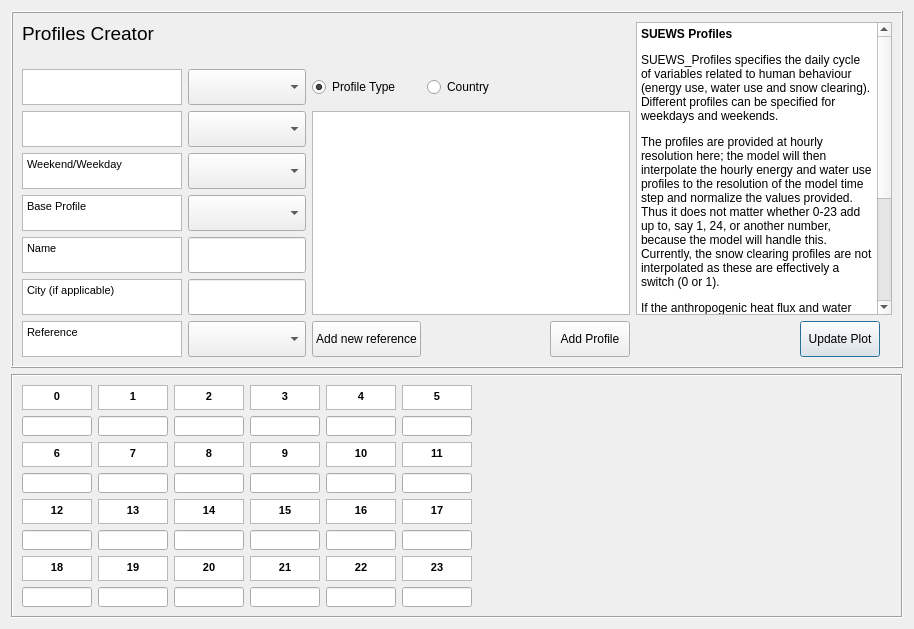
This is tabs/profiles_tab.ui in gusbacos/suews_database_manager as Qt 5 draws it before an edit. The edited form follows.
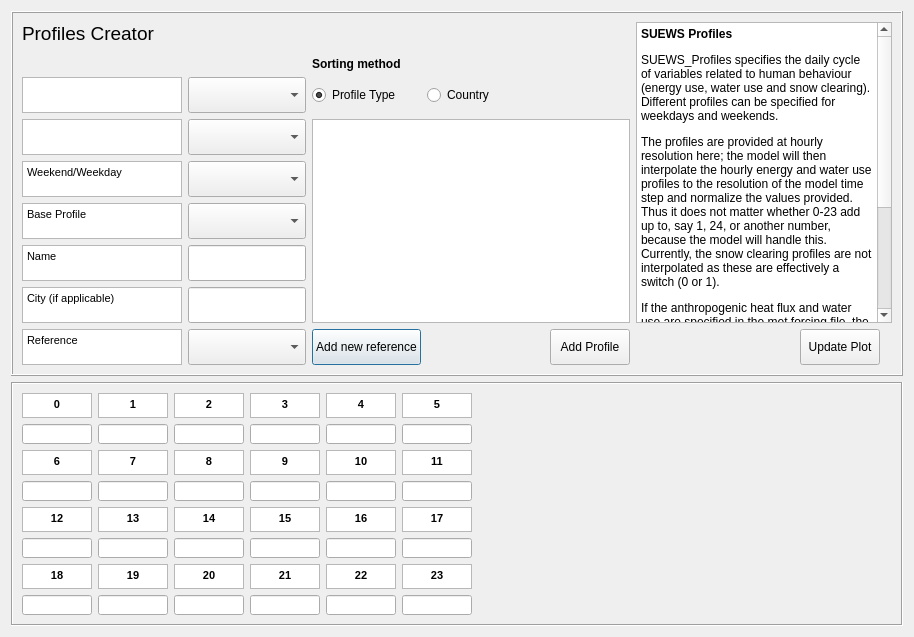
This is the edited form. Custom widgets are drawn as their Qt base class.

```diff
--- a/tabs/profiles_tab.ui
+++ b/tabs/profiles_tab.ui
@@ -44,31 +44,9 @@
       <enum>QFrame::Raised</enum>
      </property>
      <layout class="QGridLayout" name="gridLayout_3">
-      <item row="5" column="1">
-       <widget class="QComboBox" name="comboBoxBaseProfile">
-        <property name="enabled">
-         <bool>true</bool>
-        </property>
+      <item row="5" column="0">
+       <widget class="QTextBrowser" name="textBrowserDay">
         <property name="sizePolicy">
-         <sizepolicy hsizetype="Expanding" vsizetype="Expanding">
-          <horstretch>0</horstretch>
-          <verstretch>0</verstretch>
-         </sizepolicy>
-        </property>
-        <property name="maximumSize">
-         <size>
-          <width>300</width>
-          <height>36</height>
-         </size>
-        </property>
-        <property name="currentIndex">
-         <number>-1</number>
-        </property>
-       </widget>
-      </item>
-      <item row="3" column="0">
-       <widget class="QTextBrowser" name="textBrowserSub">
-        <property name="sizePolicy">
          <sizepolicy hsizetype="Preferred" vsizetype="Preferred">
           <horstretch>0</horstretch>
           <verstretch>0</verstretch>
@@ -85,64 +63,11 @@
 &lt;html&gt;&lt;head&gt;&lt;meta name=&quot;qrichtext&quot; content=&quot;1&quot; /&gt;&lt;style type=&quot;text/css&quot;&gt;
 p, li { white-space: pre-wrap; }
 &lt;/style&gt;&lt;/head&gt;&lt;body style=&quot; font-family:'MS Shell Dlg 2'; font-size:8.25pt; font-weight:400; font-style:normal;&quot;&gt;
-&lt;p style=&quot;-qt-paragraph-type:empty; margin-top:0px; margin-bottom:0px; margin-left:0px; margin-right:0px; -qt-block-indent:0; text-indent:0px;&quot;&gt;&lt;br /&gt;&lt;/p&gt;&lt;/body&gt;&lt;/html&gt;</string>
+&lt;p style=&quot; margin-top:0px; margin-bottom:0px; margin-left:0px; margin-right:0px; -qt-block-indent:0; text-indent:0px;&quot;&gt;&lt;span style=&quot; font-size:8pt;&quot;&gt;Weekend/Weekday&lt;/span&gt;&lt;/p&gt;&lt;/body&gt;&lt;/html&gt;</string>
         </property>
        </widget>
       </item>
-      <item row="8" column="1">
-       <widget class="QComboBox" name="comboBoxRef">
-        <property name="enabled">
-         <bool>true</bool>
-        </property>
-        <property name="sizePolicy">
-         <sizepolicy hsizetype="Expanding" vsizetype="Preferred">
-          <horstretch>0</horstretch>
-          <verstretch>0</verstretch>
-         </sizepolicy>
-        </property>
-        <property name="minimumSize">
-         <size>
-          <width>0</width>
-          <height>0</height>
-         </size>
-        </property>
-        <property name="maximumSize">
-         <size>
-          <width>300</width>
-          <height>36</height>
-         </size>
-        </property>
-        <item>
-         <property name="text">
-          <string/>
-         </property>
-        </item>
-       </widget>
-      </item>
-      <item row="6" column="0">
-       <widget class="QTextBrowser" name="textBrowserDesc">
-        <property name="sizePolicy">
-         <sizepolicy hsizetype="Preferred" vsizetype="Preferred">
-          <horstretch>0</horstretch>
-          <verstretch>0</verstretch>
-         </sizepolicy>
-        </property>
-        <property name="maximumSize">
-         <size>
-          <width>160</width>
-          <height>36</height>
-         </size>
-        </property>
-        <property name="html">
-         <string>&lt;!DOCTYPE HTML PUBLIC &quot;-//W3C//DTD HTML 4.0//EN&quot; &quot;http://www.w3.org/TR/REC-html40/strict.dtd&quot;&gt;
-&lt;html&gt;&lt;head&gt;&lt;meta name=&quot;qrichtext&quot; content=&quot;1&quot; /&gt;&lt;style type=&quot;text/css&quot;&gt;
-p, li { white-space: pre-wrap; }
-&lt;/style&gt;&lt;/head&gt;&lt;body style=&quot; font-family:'MS Shell Dlg 2'; font-size:8.25pt; font-weight:400; font-style:normal;&quot;&gt;
-&lt;p style=&quot; margin-top:0px; margin-bottom:0px; margin-left:0px; margin-right:0px; -qt-block-indent:0; text-indent:0px;&quot;&gt;&lt;span style=&quot; font-size:8pt;&quot;&gt;Name&lt;/span&gt;&lt;/p&gt;&lt;/body&gt;&lt;/html&gt;</string>
-        </property>
-       </widget>
-      </item>
-      <item row="3" column="2" rowspan="5" colspan="3">
+      <item row="4" column="2" rowspan="5" colspan="3">
        <widget class="QTextBrowser" name="textBrowserRef">
         <property name="sizePolicy">
          <sizepolicy hsizetype="Preferred" vsizetype="Expanding">
@@ -165,6 +90,183 @@
         </property>
        </widget>
       </item>
+      <item row="0" column="5" rowspan="9" colspan="4">
+       <widget class="QTextBrowser" name="textBrowserRef_2">
+        <property name="sizePolicy">
+         <sizepolicy hsizetype="Preferred" vsizetype="Expanding">
+          <horstretch>0</horstretch>
+          <verstretch>0</verstretch>
+         </sizepolicy>
+        </property>
+        <property name="minimumSize">
+         <size>
+          <width>0</width>
+          <height>0</height>
+         </size>
+        </property>
+        <property name="maximumSize">
+         <size>
+          <width>600</width>
+          <height>16777215</height>
+         </size>
+        </property>
+        <property name="html">
+         <string>&lt;!DOCTYPE HTML PUBLIC &quot;-//W3C//DTD HTML 4.0//EN&quot; &quot;http://www.w3.org/TR/REC-html40/strict.dtd&quot;&gt;
+&lt;html&gt;&lt;head&gt;&lt;meta name=&quot;qrichtext&quot; content=&quot;1&quot; /&gt;&lt;style type=&quot;text/css&quot;&gt;
+p, li { white-space: pre-wrap; }
+&lt;/style&gt;&lt;/head&gt;&lt;body style=&quot; font-family:'MS Shell Dlg 2'; font-size:8.25pt; font-weight:400; font-style:normal;&quot;&gt;
+&lt;p style=&quot; margin-top:12px; margin-bottom:12px; margin-left:0px; margin-right:0px; -qt-block-indent:0; text-indent:0px;&quot;&gt;&lt;span style=&quot; font-size:9pt; font-weight:600;&quot;&gt;SUEWS Profiles&lt;/span&gt;&lt;/p&gt;
+&lt;p style=&quot; margin-top:12px; margin-bottom:12px; margin-left:0px; margin-right:0px; -qt-block-indent:0; text-indent:0px;&quot;&gt;&lt;span style=&quot; font-size:9pt;&quot;&gt;SUEWS_Profiles specifies the daily cycle of variables related to human behaviour (energy use, water use and snow clearing). Different profiles can be specified for weekdays and weekends. &lt;/span&gt;&lt;/p&gt;
+&lt;p style=&quot; margin-top:12px; margin-bottom:12px; margin-left:0px; margin-right:0px; -qt-block-indent:0; text-indent:0px;&quot;&gt;&lt;span style=&quot; font-size:9pt;&quot;&gt;The profiles are provided at hourly resolution here; the model will then interpolate the hourly energy and water use profiles to the resolution of the model time step and normalize the values provided. Thus it does not matter whether 0-23 add up to, say 1, 24, or another number, because the model will handle this. Currently, the snow clearing profiles are not interpolated as these are effectively a switch (0 or 1).&lt;/span&gt;&lt;/p&gt;
+&lt;p style=&quot; margin-top:12px; margin-bottom:12px; margin-left:0px; margin-right:0px; -qt-block-indent:0; text-indent:0px;&quot;&gt;&lt;span style=&quot; font-size:9pt;&quot;&gt;If the anthropogenic heat flux and water use are specified in the met forcing file, the energy and water use profiles are not used.&lt;/span&gt;&lt;/p&gt;
+&lt;p style=&quot; margin-top:12px; margin-bottom:12px; margin-left:0px; margin-right:0px; -qt-block-indent:0; text-indent:0px;&quot;&gt;&lt;span style=&quot; font-size:9pt;&quot;&gt;Profiles are specified for the following&lt;/span&gt;&lt;/p&gt;
+&lt;ul style=&quot;margin-top: 0px; margin-bottom: 0px; margin-left: 0px; margin-right: 0px; -qt-list-indent: 1;&quot;&gt;&lt;li style=&quot; font-size:9pt;&quot; style=&quot; margin-top:12px; margin-bottom:0px; margin-left:0px; margin-right:0px; -qt-block-indent:0; text-indent:0px;&quot;&gt;Anthropogenic heat flux (weekday and weekend)&lt;/li&gt;
+&lt;li style=&quot; font-size:9pt;&quot; style=&quot; margin-top:0px; margin-bottom:0px; margin-left:0px; margin-right:0px; -qt-block-indent:0; text-indent:0px;&quot;&gt;Water use (weekday and weekend; manual and automatic irrigation)&lt;/li&gt;
+&lt;li style=&quot; font-size:9pt;&quot; style=&quot; margin-top:0px; margin-bottom:0px; margin-left:0px; margin-right:0px; -qt-block-indent:0; text-indent:0px;&quot;&gt;Snow removal (weekday and weekend)&lt;/li&gt;
+&lt;li style=&quot; font-size:9pt;&quot; style=&quot; margin-top:0px; margin-bottom:12px; margin-left:0px; margin-right:0px; -qt-block-indent:0; text-indent:0px;&quot;&gt;Human activity (weekday and weekend).&lt;/li&gt;&lt;/ul&gt;&lt;/body&gt;&lt;/html&gt;</string>
+        </property>
+       </widget>
+      </item>
+      <item row="3" column="2">
+       <widget class="QRadioButton" name="radioButtonProfile">
+        <property name="text">
+         <string>Profile Type</string>
+        </property>
+        <property name="checked">
+         <bool>true</bool>
+        </property>
+        <attribute name="buttonGroup">
+         <string notr="true">buttonGroup</string>
+        </attribute>
+       </widget>
+      </item>
+      <item row="8" column="0">
+       <widget class="QTextBrowser" name="textBrowserOrig">
+        <property name="sizePolicy">
+         <sizepolicy hsizetype="Preferred" vsizetype="Preferred">
+          <horstretch>0</horstretch>
+          <verstretch>0</verstretch>
+         </sizepolicy>
+        </property>
+        <property name="maximumSize">
+         <size>
+          <width>160</width>
+          <height>36</height>
+         </size>
+        </property>
+        <property name="html">
+         <string>&lt;!DOCTYPE HTML PUBLIC &quot;-//W3C//DTD HTML 4.0//EN&quot; &quot;http://www.w3.org/TR/REC-html40/strict.dtd&quot;&gt;
+&lt;html&gt;&lt;head&gt;&lt;meta name=&quot;qrichtext&quot; content=&quot;1&quot; /&gt;&lt;style type=&quot;text/css&quot;&gt;
+p, li { white-space: pre-wrap; }
+&lt;/style&gt;&lt;/head&gt;&lt;body style=&quot; font-family:'MS Shell Dlg 2'; font-size:8.25pt; font-weight:400; font-style:normal;&quot;&gt;
+&lt;p style=&quot; margin-top:0px; margin-bottom:0px; margin-left:0px; margin-right:0px; -qt-block-indent:0; text-indent:0px;&quot;&gt;&lt;span style=&quot; font-size:8pt;&quot;&gt;City (if applicable)&lt;/span&gt;&lt;/p&gt;&lt;/body&gt;&lt;/html&gt;</string>
+        </property>
+       </widget>
+      </item>
+      <item row="7" column="0">
+       <widget class="QTextBrowser" name="textBrowserDesc">
+        <property name="sizePolicy">
+         <sizepolicy hsizetype="Preferred" vsizetype="Preferred">
+          <horstretch>0</horstretch>
+          <verstretch>0</verstretch>
+         </sizepolicy>
+        </property>
+        <property name="maximumSize">
+         <size>
+          <width>160</width>
+          <height>36</height>
+         </size>
+        </property>
+        <property name="html">
+         <string>&lt;!DOCTYPE HTML PUBLIC &quot;-//W3C//DTD HTML 4.0//EN&quot; &quot;http://www.w3.org/TR/REC-html40/strict.dtd&quot;&gt;
+&lt;html&gt;&lt;head&gt;&lt;meta name=&quot;qrichtext&quot; content=&quot;1&quot; /&gt;&lt;style type=&quot;text/css&quot;&gt;
+p, li { white-space: pre-wrap; }
+&lt;/style&gt;&lt;/head&gt;&lt;body style=&quot; font-family:'MS Shell Dlg 2'; font-size:8.25pt; font-weight:400; font-style:normal;&quot;&gt;
+&lt;p style=&quot; margin-top:0px; margin-bottom:0px; margin-left:0px; margin-right:0px; -qt-block-indent:0; text-indent:0px;&quot;&gt;&lt;span style=&quot; font-size:8pt;&quot;&gt;Name&lt;/span&gt;&lt;/p&gt;&lt;/body&gt;&lt;/html&gt;</string>
+        </property>
+       </widget>
+      </item>
+      <item row="9" column="2">
+       <widget class="QPushButton" name="pushButtonToRefManager">
+        <property name="enabled">
+         <bool>true</bool>
+        </property>
+        <property name="sizePolicy">
+         <sizepolicy hsizetype="Preferred" vsizetype="Expanding">
+          <horstretch>0</horstretch>
+          <verstretch>0</verstretch>
+         </sizepolicy>
+        </property>
+        <property name="maximumSize">
+         <size>
+          <width>160</width>
+          <height>36</height>
+         </size>
+        </property>
+        <property name="text">
+         <string>Add new reference</string>
+        </property>
+       </widget>
+      </item>
+      <item row="3" column="0">
+       <widget class="QTextBrowser" name="textBrowserMain">
+        <property name="sizePolicy">
+         <sizepolicy hsizetype="Preferred" vsizetype="Preferred">
+          <horstretch>0</horstretch>
+          <verstretch>0</verstretch>
+         </sizepolicy>
+        </property>
+        <property name="maximumSize">
+         <size>
+          <width>160</width>
+          <height>36</height>
+         </size>
+        </property>
+        <property name="html">
+         <string>&lt;!DOCTYPE HTML PUBLIC &quot;-//W3C//DTD HTML 4.0//EN&quot; &quot;http://www.w3.org/TR/REC-html40/strict.dtd&quot;&gt;
+&lt;html&gt;&lt;head&gt;&lt;meta name=&quot;qrichtext&quot; content=&quot;1&quot; /&gt;&lt;style type=&quot;text/css&quot;&gt;
+p, li { white-space: pre-wrap; }
+&lt;/style&gt;&lt;/head&gt;&lt;body style=&quot; font-family:'MS Shell Dlg 2'; font-size:8.25pt; font-weight:400; font-style:normal;&quot;&gt;
+&lt;p style=&quot;-qt-paragraph-type:empty; margin-top:0px; margin-bottom:0px; margin-left:0px; margin-right:0px; -qt-block-indent:0; text-indent:0px;&quot;&gt;&lt;br /&gt;&lt;/p&gt;&lt;/body&gt;&lt;/html&gt;</string>
+        </property>
+       </widget>
+      </item>
+      <item row="9" column="3">
+       <spacer name="horizontalSpacer">
+        <property name="orientation">
+         <enum>Qt::Horizontal</enum>
+        </property>
+        <property name="sizeHint" stdset="0">
+         <size>
+          <width>40</width>
+          <height>20</height>
+         </size>
+        </property>
+       </spacer>
+      </item>
+      <item row="9" column="0">
+       <widget class="QTextBrowser" name="textBrowserOrig_2">
+        <property name="sizePolicy">
+         <sizepolicy hsizetype="Preferred" vsizetype="Preferred">
+          <horstretch>0</horstretch>
+          <verstretch>0</verstretch>
+         </sizepolicy>
+        </property>
+        <property name="maximumSize">
+         <size>
+          <width>160</width>
+          <height>36</height>
+         </size>
+        </property>
+        <property name="html">
+         <string>&lt;!DOCTYPE HTML PUBLIC &quot;-//W3C//DTD HTML 4.0//EN&quot; &quot;http://www.w3.org/TR/REC-html40/strict.dtd&quot;&gt;
+&lt;html&gt;&lt;head&gt;&lt;meta name=&quot;qrichtext&quot; content=&quot;1&quot; /&gt;&lt;style type=&quot;text/css&quot;&gt;
+p, li { white-space: pre-wrap; }
+&lt;/style&gt;&lt;/head&gt;&lt;body style=&quot; font-family:'MS Shell Dlg 2'; font-size:8.25pt; font-weight:400; font-style:normal;&quot;&gt;
+&lt;p style=&quot; margin-top:0px; margin-bottom:0px; margin-left:0px; margin-right:0px; -qt-block-indent:0; text-indent:0px;&quot;&gt;&lt;span style=&quot; font-size:8pt;&quot;&gt;Reference&lt;/span&gt;&lt;/p&gt;&lt;/body&gt;&lt;/html&gt;</string>
+        </property>
+       </widget>
+      </item>
       <item row="0" column="0">
        <widget class="QLabel" name="label_46">
         <property name="maximumSize">
@@ -187,7 +289,49 @@
         </property>
        </widget>
       </item>
-      <item row="4" column="1">
+      <item row="8" column="1">
+       <widget class="QgsFilterLineEdit" name="textEditOrig">
+        <property name="sizePolicy">
+         <sizepolicy hsizetype="Expanding" vsizetype="Expanding">
+          <horstretch>0</horstretch>
+          <verstretch>0</verstretch>
+         </sizepolicy>
+        </property>
+        <property name="maximumSize">
+         <size>
+          <width>300</width>
+          <height>36</height>
+         </size>
+        </property>
+        <property name="qgisRelation" stdset="0">
+         <string notr="true"/>
+        </property>
+       </widget>
+      </item>
+      <item row="9" column="5">
+       <spacer name="horizontalSpacer_2">
+        <property name="orientation">
+         <enum>Qt::Horizontal</enum>
+        </property>
+        <property name="sizeHint" stdset="0">
+         <size>
+          <width>40</width>
+          <height>20</height>
+         </size>
+        </property>
+       </spacer>
+      </item>
+      <item row="3" column="3">
+       <widget class="QRadioButton" name="radioButtonCountry">
+        <property name="text">
+         <string>Country</string>
+        </property>
+        <attribute name="buttonGroup">
+         <string notr="true">buttonGroup</string>
+        </attribute>
+       </widget>
+      </item>
+      <item row="5" column="1">
        <widget class="QComboBox" name="comboBoxDay">
         <property name="enabled">
          <bool>true</bool>
@@ -209,8 +353,8 @@
         </property>
        </widget>
       </item>
-      <item row="5" column="0">
-       <widget class="QTextBrowser" name="textBrowserBaseESTM">
+      <item row="4" column="0">
+       <widget class="QTextBrowser" name="textBrowserSub">
         <property name="sizePolicy">
          <sizepolicy hsizetype="Preferred" vsizetype="Preferred">
           <horstretch>0</horstretch>
@@ -228,33 +372,11 @@
 &lt;html&gt;&lt;head&gt;&lt;meta name=&quot;qrichtext&quot; content=&quot;1&quot; /&gt;&lt;style type=&quot;text/css&quot;&gt;
 p, li { white-space: pre-wrap; }
 &lt;/style&gt;&lt;/head&gt;&lt;body style=&quot; font-family:'MS Shell Dlg 2'; font-size:8.25pt; font-weight:400; font-style:normal;&quot;&gt;
-&lt;p style=&quot; margin-top:0px; margin-bottom:0px; margin-left:0px; margin-right:0px; -qt-block-indent:0; text-indent:0px;&quot;&gt;&lt;span style=&quot; font-size:8pt;&quot;&gt;Base Profile&lt;/span&gt;&lt;/p&gt;&lt;/body&gt;&lt;/html&gt;</string>
+&lt;p style=&quot;-qt-paragraph-type:empty; margin-top:0px; margin-bottom:0px; margin-left:0px; margin-right:0px; -qt-block-indent:0; text-indent:0px;&quot;&gt;&lt;br /&gt;&lt;/p&gt;&lt;/body&gt;&lt;/html&gt;</string>
         </property>
        </widget>
       </item>
-      <item row="8" column="6">
-       <widget class="QPushButton" name="pushButtonUpdatePlot">
-        <property name="enabled">
-         <bool>true</bool>
-        </property>
-        <property name="sizePolicy">
-         <sizepolicy hsizetype="Preferred" vsizetype="Fixed">
-          <horstretch>0</horstretch>
-          <verstretch>0</verstretch>
-         </sizepolicy>
-        </property>
-        <property name="maximumSize">
-         <size>
-          <width>16777215</width>
-          <height>36</height>
-         </size>
-        </property>
-        <property name="text">
-         <string>Update Plot</string>
-        </property>
-       </widget>
-      </item>
-      <item row="6" column="1">
+      <item row="7" column="1">
        <widget class="QgsFilterLineEdit" name="textEditName">
         <property name="sizePolicy">
          <sizepolicy hsizetype="Expanding" vsizetype="Expanding">
@@ -276,95 +398,8 @@
         </property>
        </widget>
       </item>
-      <item row="2" column="0">
-       <widget class="QTextBrowser" name="textBrowserMain">
-        <property name="sizePolicy">
-         <sizepolicy hsizetype="Preferred" vsizetype="Preferred">
-          <horstretch>0</horstretch>
-          <verstretch>0</verstretch>
-         </sizepolicy>
-        </property>
-        <property name="maximumSize">
-         <size>
-          <width>160</width>
-          <height>36</height>
-         </size>
-        </property>
-        <property name="html">
-         <string>&lt;!DOCTYPE HTML PUBLIC &quot;-//W3C//DTD HTML 4.0//EN&quot; &quot;http://www.w3.org/TR/REC-html40/strict.dtd&quot;&gt;
-&lt;html&gt;&lt;head&gt;&lt;meta name=&quot;qrichtext&quot; content=&quot;1&quot; /&gt;&lt;style type=&quot;text/css&quot;&gt;
-p, li { white-space: pre-wrap; }
-&lt;/style&gt;&lt;/head&gt;&lt;body style=&quot; font-family:'MS Shell Dlg 2'; font-size:8.25pt; font-weight:400; font-style:normal;&quot;&gt;
-&lt;p style=&quot;-qt-paragraph-type:empty; margin-top:0px; margin-bottom:0px; margin-left:0px; margin-right:0px; -qt-block-indent:0; text-indent:0px;&quot;&gt;&lt;br /&gt;&lt;/p&gt;&lt;/body&gt;&lt;/html&gt;</string>
-        </property>
-       </widget>
-      </item>
-      <item row="8" column="2">
-       <widget class="QPushButton" name="pushButtonToRefManager">
-        <property name="enabled">
-         <bool>true</bool>
-        </property>
-        <property name="sizePolicy">
-         <sizepolicy hsizetype="Preferred" vsizetype="Expanding">
-          <horstretch>0</horstretch>
-          <verstretch>0</verstretch>
-         </sizepolicy>
-        </property>
-        <property name="maximumSize">
-         <size>
-          <width>160</width>
-          <height>36</height>
-         </size>
-        </property>
-        <property name="text">
-         <string>Add new reference</string>
-        </property>
-       </widget>
-      </item>
-      <item row="7" column="1">
-       <widget class="QgsFilterLineEdit" name="textEditOrig">
-        <property name="sizePolicy">
-         <sizepolicy hsizetype="Expanding" vsizetype="Expanding">
-          <horstretch>0</horstretch>
-          <verstretch>0</verstretch>
-         </sizepolicy>
-        </property>
-        <property name="maximumSize">
-         <size>
-          <width>300</width>
-          <height>36</height>
-         </size>
-        </property>
-        <property name="qgisRelation" stdset="0">
-         <string notr="true"/>
-        </property>
-       </widget>
-      </item>
-      <item row="8" column="0">
-       <widget class="QTextBrowser" name="textBrowserOrig_2">
-        <property name="sizePolicy">
-         <sizepolicy hsizetype="Preferred" vsizetype="Preferred">
-          <horstretch>0</horstretch>
-          <verstretch>0</verstretch>
-         </sizepolicy>
-        </property>
-        <property name="maximumSize">
-         <size>
-          <width>160</width>
-          <height>36</height>
-         </size>
-        </property>
-        <property name="html">
-         <string>&lt;!DOCTYPE HTML PUBLIC &quot;-//W3C//DTD HTML 4.0//EN&quot; &quot;http://www.w3.org/TR/REC-html40/strict.dtd&quot;&gt;
-&lt;html&gt;&lt;head&gt;&lt;meta name=&quot;qrichtext&quot; content=&quot;1&quot; /&gt;&lt;style type=&quot;text/css&quot;&gt;
-p, li { white-space: pre-wrap; }
-&lt;/style&gt;&lt;/head&gt;&lt;body style=&quot; font-family:'MS Shell Dlg 2'; font-size:8.25pt; font-weight:400; font-style:normal;&quot;&gt;
-&lt;p style=&quot; margin-top:0px; margin-bottom:0px; margin-left:0px; margin-right:0px; -qt-block-indent:0; text-indent:0px;&quot;&gt;&lt;span style=&quot; font-size:8pt;&quot;&gt;Reference&lt;/span&gt;&lt;/p&gt;&lt;/body&gt;&lt;/html&gt;</string>
-        </property>
-       </widget>
-      </item>
       <item row="3" column="1">
-       <widget class="QComboBox" name="comboBoxSub">
+       <widget class="QComboBox" name="comboBoxMain">
         <property name="enabled">
          <bool>true</bool>
         </property>
@@ -385,26 +420,25 @@
         </property>
        </widget>
       </item>
-      <item row="7" column="0">
-       <widget class="QTextBrowser" name="textBrowserOrig">
+      <item row="9" column="6">
+       <widget class="QPushButton" name="pushButtonUpdatePlot">
+        <property name="enabled">
+         <bool>true</bool>
+        </property>
         <property name="sizePolicy">
-         <sizepolicy hsizetype="Preferred" vsizetype="Preferred">
+         <sizepolicy hsizetype="Preferred" vsizetype="Fixed">
           <horstretch>0</horstretch>
           <verstretch>0</verstretch>
          </sizepolicy>
         </property>
         <property name="maximumSize">
          <size>
-          <width>160</width>
+          <width>16777215</width>
           <height>36</height>
          </size>
         </property>
-        <property name="html">
-         <string>&lt;!DOCTYPE HTML PUBLIC &quot;-//W3C//DTD HTML 4.0//EN&quot; &quot;http://www.w3.org/TR/REC-html40/strict.dtd&quot;&gt;
-&lt;html&gt;&lt;head&gt;&lt;meta name=&quot;qrichtext&quot; content=&quot;1&quot; /&gt;&lt;style type=&quot;text/css&quot;&gt;
-p, li { white-space: pre-wrap; }
-&lt;/style&gt;&lt;/head&gt;&lt;body style=&quot; font-family:'MS Shell Dlg 2'; font-size:8.25pt; font-weight:400; font-style:normal;&quot;&gt;
-&lt;p style=&quot; margin-top:0px; margin-bottom:0px; margin-left:0px; margin-right:0px; -qt-block-indent:0; text-indent:0px;&quot;&gt;&lt;span style=&quot; font-size:8pt;&quot;&gt;City (if applicable)&lt;/span&gt;&lt;/p&gt;&lt;/body&gt;&lt;/html&gt;</string>
+        <property name="text">
+         <string>Update Plot</string>
         </property>
        </widget>
       </item>
@@ -421,66 +455,7 @@
         </property>
        </spacer>
       </item>
-      <item row="2" column="1">
-       <widget class="QComboBox" name="comboBoxMain">
-        <property name="enabled">
-         <bool>true</bool>
-        </property>
-        <property name="sizePolicy">
-         <sizepolicy hsizetype="Expanding" vsizetype="Expanding">
-          <horstretch>0</horstretch>
-          <verstretch>0</verstretch>
-         </sizepolicy>
-        </property>
-        <property name="maximumSize">
-         <size>
-          <width>300</width>
-          <height>36</height>
-         </size>
-        </property>
-        <property name="currentIndex">
-         <number>-1</number>
-        </property>
-       </widget>
-      </item>
-      <item row="0" column="5" rowspan="8" colspan="4">
-       <widget class="QTextBrowser" name="textBrowserRef_2">
-        <property name="sizePolicy">
-         <sizepolicy hsizetype="Preferred" vsizetype="Expanding">
-          <horstretch>0</horstretch>
-          <verstretch>0</verstretch>
-         </sizepolicy>
-        </property>
-        <property name="minimumSize">
-         <size>
-          <width>0</width>
-          <height>0</height>
-         </size>
-        </property>
-        <property name="maximumSize">
-         <size>
-          <width>600</width>
-          <height>16777215</height>
-         </size>
-        </property>
-        <property name="html">
-         <string>&lt;!DOCTYPE HTML PUBLIC &quot;-//W3C//DTD HTML 4.0//EN&quot; &quot;http://www.w3.org/TR/REC-html40/strict.dtd&quot;&gt;
-&lt;html&gt;&lt;head&gt;&lt;meta name=&quot;qrichtext&quot; content=&quot;1&quot; /&gt;&lt;style type=&quot;text/css&quot;&gt;
-p, li { white-space: pre-wrap; }
-&lt;/style&gt;&lt;/head&gt;&lt;body style=&quot; font-family:'MS Shell Dlg 2'; font-size:8.25pt; font-weight:400; font-style:normal;&quot;&gt;
-&lt;p style=&quot; margin-top:12px; margin-bottom:12px; margin-left:0px; margin-right:0px; -qt-block-indent:0; text-indent:0px;&quot;&gt;&lt;span style=&quot; font-size:9pt; font-weight:600;&quot;&gt;SUEWS Profiles&lt;/span&gt;&lt;/p&gt;
-&lt;p style=&quot; margin-top:12px; margin-bottom:12px; margin-left:0px; margin-right:0px; -qt-block-indent:0; text-indent:0px;&quot;&gt;&lt;span style=&quot; font-size:9pt;&quot;&gt;SUEWS_Profiles specifies the daily cycle of variables related to human behaviour (energy use, water use and snow clearing). Different profiles can be specified for weekdays and weekends. &lt;/span&gt;&lt;/p&gt;
-&lt;p style=&quot; margin-top:12px; margin-bottom:12px; margin-left:0px; margin-right:0px; -qt-block-indent:0; text-indent:0px;&quot;&gt;&lt;span style=&quot; font-size:9pt;&quot;&gt;The profiles are provided at hourly resolution here; the model will then interpolate the hourly energy and water use profiles to the resolution of the model time step and normalize the values provided. Thus it does not matter whether 0-23 add up to, say 1, 24, or another number, because the model will handle this. Currently, the snow clearing profiles are not interpolated as these are effectively a switch (0 or 1).&lt;/span&gt;&lt;/p&gt;
-&lt;p style=&quot; margin-top:12px; margin-bottom:12px; margin-left:0px; margin-right:0px; -qt-block-indent:0; text-indent:0px;&quot;&gt;&lt;span style=&quot; font-size:9pt;&quot;&gt;If the anthropogenic heat flux and water use are specified in the met forcing file, the energy and water use profiles are not used.&lt;/span&gt;&lt;/p&gt;
-&lt;p style=&quot; margin-top:12px; margin-bottom:12px; margin-left:0px; margin-right:0px; -qt-block-indent:0; text-indent:0px;&quot;&gt;&lt;span style=&quot; font-size:9pt;&quot;&gt;Profiles are specified for the following&lt;/span&gt;&lt;/p&gt;
-&lt;ul style=&quot;margin-top: 0px; margin-bottom: 0px; margin-left: 0px; margin-right: 0px; -qt-list-indent: 1;&quot;&gt;&lt;li style=&quot; font-size:9pt;&quot; style=&quot; margin-top:12px; margin-bottom:0px; margin-left:0px; margin-right:0px; -qt-block-indent:0; text-indent:0px;&quot;&gt;Anthropogenic heat flux (weekday and weekend)&lt;/li&gt;
-&lt;li style=&quot; font-size:9pt;&quot; style=&quot; margin-top:0px; margin-bottom:0px; margin-left:0px; margin-right:0px; -qt-block-indent:0; text-indent:0px;&quot;&gt;Water use (weekday and weekend; manual and automatic irrigation)&lt;/li&gt;
-&lt;li style=&quot; font-size:9pt;&quot; style=&quot; margin-top:0px; margin-bottom:0px; margin-left:0px; margin-right:0px; -qt-block-indent:0; text-indent:0px;&quot;&gt;Snow removal (weekday and weekend)&lt;/li&gt;
-&lt;li style=&quot; font-size:9pt;&quot; style=&quot; margin-top:0px; margin-bottom:12px; margin-left:0px; margin-right:0px; -qt-block-indent:0; text-indent:0px;&quot;&gt;Human activity (weekday and weekend).&lt;/li&gt;&lt;/ul&gt;&lt;/body&gt;&lt;/html&gt;</string>
-        </property>
-       </widget>
-      </item>
-      <item row="8" column="4">
+      <item row="9" column="4">
        <widget class="QPushButton" name="pushButtonGen">
         <property name="enabled">
          <bool>true</bool>
@@ -502,8 +477,8 @@
         </property>
        </widget>
       </item>
-      <item row="4" column="0">
-       <widget class="QTextBrowser" name="textBrowserDay">
+      <item row="6" column="0">
+       <widget class="QTextBrowser" name="textBrowserBaseESTM">
         <property name="sizePolicy">
          <sizepolicy hsizetype="Preferred" vsizetype="Preferred">
           <horstretch>0</horstretch>
@@ -521,53 +496,94 @@
 &lt;html&gt;&lt;head&gt;&lt;meta name=&quot;qrichtext&quot; content=&quot;1&quot; /&gt;&lt;style type=&quot;text/css&quot;&gt;
 p, li { white-space: pre-wrap; }
 &lt;/style&gt;&lt;/head&gt;&lt;body style=&quot; font-family:'MS Shell Dlg 2'; font-size:8.25pt; font-weight:400; font-style:normal;&quot;&gt;
-&lt;p style=&quot; margin-top:0px; margin-bottom:0px; margin-left:0px; margin-right:0px; -qt-block-indent:0; text-indent:0px;&quot;&gt;&lt;span style=&quot; font-size:8pt;&quot;&gt;Weekend/Weekday&lt;/span&gt;&lt;/p&gt;&lt;/body&gt;&lt;/html&gt;</string>
+&lt;p style=&quot; margin-top:0px; margin-bottom:0px; margin-left:0px; margin-right:0px; -qt-block-indent:0; text-indent:0px;&quot;&gt;&lt;span style=&quot; font-size:8pt;&quot;&gt;Base Profile&lt;/span&gt;&lt;/p&gt;&lt;/body&gt;&lt;/html&gt;</string>
         </property>
        </widget>
       </item>
-      <item row="8" column="3">
-       <spacer name="horizontalSpacer">
-        <property name="orientation">
-         <enum>Qt::Horizontal</enum>
+      <item row="4" column="1">
+       <widget class="QComboBox" name="comboBoxSub">
+        <property name="enabled">
+         <bool>true</bool>
         </property>
-        <property name="sizeHint" stdset="0">
+        <property name="sizePolicy">
+         <sizepolicy hsizetype="Expanding" vsizetype="Expanding">
+          <horstretch>0</horstretch>
+          <verstretch>0</verstretch>
+         </sizepolicy>
+        </property>
+        <property name="maximumSize">
          <size>
-          <width>40</width>
-          <height>20</height>
+          <width>300</width>
+          <height>36</height>
          </size>
         </property>
-       </spacer>
+        <property name="currentIndex">
+         <number>-1</number>
+        </property>
+       </widget>
       </item>
-      <item row="8" column="5">
-       <spacer name="horizontalSpacer_2">
-        <property name="orientation">
-         <enum>Qt::Horizontal</enum>
+      <item row="9" column="1">
+       <widget class="QComboBox" name="comboBoxRef">
+        <property name="enabled">
+         <bool>true</bool>
         </property>
-        <property name="sizeHint" stdset="0">
+        <property name="sizePolicy">
+         <sizepolicy hsizetype="Expanding" vsizetype="Preferred">
+          <horstretch>0</horstretch>
+          <verstretch>0</verstretch>
+         </sizepolicy>
+        </property>
+        <property name="minimumSize">
          <size>
-          <width>40</width>
-          <height>20</height>
+          <width>0</width>
+          <height>0</height>
          </size>
         </property>
-       </spacer>
+        <property name="maximumSize">
+         <size>
+          <width>300</width>
+          <height>36</height>
+         </size>
+        </property>
+        <item>
+         <property name="text">
+          <string/>
+         </property>
+        </item>
+       </widget>
+      </item>
+      <item row="6" column="1">
+       <widget class="QComboBox" name="comboBoxBaseProfile">
+        <property name="enabled">
+         <bool>true</bool>
+        </property>
+        <property name="sizePolicy">
+         <sizepolicy hsizetype="Expanding" vsizetype="Expanding">
+          <horstretch>0</horstretch>
+          <verstretch>0</verstretch>
+         </sizepolicy>
+        </property>
+        <property name="maximumSize">
+         <size>
+          <width>300</width>
+          <height>36</height>
+         </size>
+        </property>
+        <property name="currentIndex">
+         <number>-1</number>
+        </property>
+       </widget>
       </item>
       <item row="2" column="2">
-       <widget class="QRadioButton" name="radioButtonProfile">
-        <property name="text">
-         <string>Profile Type</string>
+       <widget class="QLabel" name="label">
+        <property name="font">
+         <font>
+          <weight>75</weight>
+          <bold>true</bold>
+         </font>
         </property>
-        <property name="checked">
-         <bool>true</bool>
-        </property>
-        <attribute name="buttonGroup">
-         <string notr="true">buttonGroup</string>
-        </attribute>
-       </widget>
-      </item>
-      <item row="2" column="3">
-       <widget class="QRadioButton" name="radioButtonCountry">
         <property name="text">
-         <string>Country</string>
+         <string>Sorting method</string>
         </property>
         <attribute name="buttonGroup">
          <string notr="true">buttonGroup</string>
```
Left out of the diff: 3 changed lines with no effect on the pictures.
